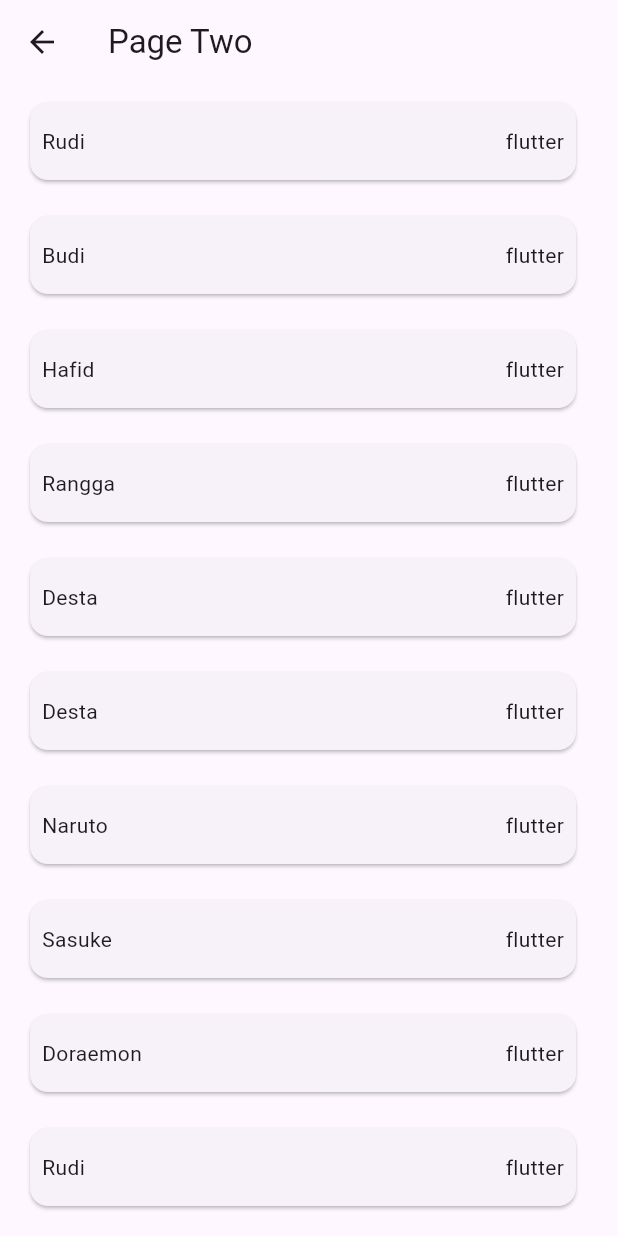
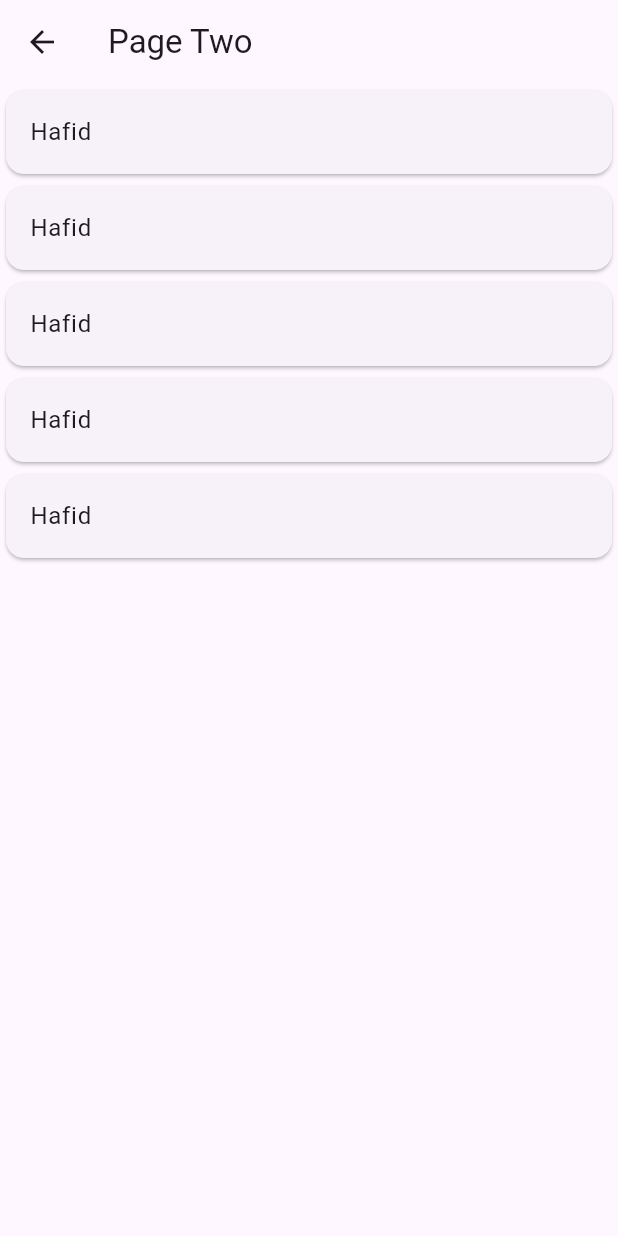
Before and after one commit to kepi1904/flutter_latihan_widgets, a Flutter app: the PageOne screen opened directly, after a tap on "Go to Page Two", on a phone screen of 412 x 824 dp. Run offline on Flutter 3.47's test engine with Material 3 defaults, Android fonts, the phone set to English and light mode, and no system bars.

Commit message:
update part 5 until part 8

```diff
--- a/lib/page_one.dart
+++ b/lib/page_one.dart
@@ -33,6 +33,9 @@ class _PageOneState extends State<PageOne> {
                 height: 100,
               ),
               Switch(value: isSelected, onChanged: toogleSwitch),
+              const SizedBox(
+                height: 100,
+              ),
               ElevatedButton(
                   onPressed: () {
                     Navigator.of(context).push(MaterialPageRoute(
--- a/lib/page_two.dart
+++ b/lib/page_two.dart
@@ -10,81 +10,13 @@ class PageTwo extends StatefulWidget {
 }
 
 class _PageTwoState extends State<PageTwo> {
-  List dataList = [
-    {
-      "name": "Rudi",
-      "job": "flutter",
-    },
-    {
-      "name": "Budi",
-      "job": "flutter",
-    },
-    {
-      "name": "Hafid",
-      "job": "flutter",
-    },
-    {
-      "name": "Rangga",
-      "job": "flutter",
-    },
-    {
-      "name": "Desta",
-      "job": "flutter",
-    },
-    {
-      "name": "Desta",
-      "job": "flutter",
-    },
-    {
-      "name": "Naruto",
-      "job": "flutter",
-    },
-    {
-      "name": "Sasuke",
-      "job": "flutter",
-    },
-    {
-      "name": "Doraemon",
-      "job": "flutter",
-    },
-    {
-      "name": "Rudi",
-      "job": "flutter",
-    },
-    {
-      "name": "Budi",
-      "job": "flutter",
-    },
-    {
-      "name": "Hafid",
-      "job": "flutter",
-    },
-    {
-      "name": "Rangga",
-      "job": "flutter",
-    },
-    {
-      "name": "Desta",
-      "job": "flutter",
-    },
-    {
-      "name": "Desta",
-      "job": "flutter",
-    },
-    {
-      "name": "Naruto",
-      "job": "flutter",
-    },
-    {
-      "name": "Sasuke",
-      "job": "flutter",
-    },
-    {
-      "name": "Doraemon",
-      "job": "flutter",
-    }
+  List data = [
+    {"name": "Hafid", "job": "designer"},
+    {"name": "Hafid", "job": "designer"},
+    {"name": "Hafid", "job": "designer"},
+    {"name": "Hafid", "job": "designer"},
+    {"name": "Hafid", "job": "designer"}
   ];
-
   @override
   Widget build(BuildContext context) {
     return Scaffold(
@@ -93,23 +25,11 @@ class _PageTwoState extends State<PageTwo> {
           actions: const [],
         ),
         body: ListView.builder(
-            itemCount: dataList.length,
+            itemCount: data.length,
             itemBuilder: (context, index) {
-              return ListTile(
-                title: SizedBox(
-                  height: 60,
-                  child: Card(
-                    child: Padding(
-                      padding: const EdgeInsets.all(8.0),
-                      child: Row(
-                        mainAxisAlignment: MainAxisAlignment.spaceBetween,
-                        children: [
-                          Text(dataList[index]['name']),
-                          Text(dataList[index]['job'])
-                        ],
-                      ),
-                    ),
-                  ),
+              return Card(
+                child: ListTile(
+                  title: Text(data[index]['name']),
                 ),
               );
             }));
```
Also changed, not shown: lib/expanded_test.dart (added, +85 -0 lines), lib/floating_button.dart (added, +46 -0 lines), lib/gridview.dart (added, +47 -0 lines), lib/list_tile.dart (added, +46 -0 lines), lib/main.dart (+8 -4 lines), lib/navigation_bar.dart (added, +58 -0 lines).
